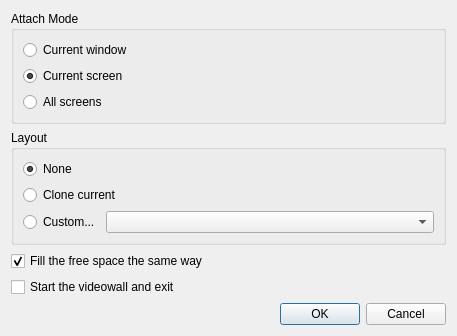
Above: client/src/ui/dialogs/attach_to_videowall_dialog.ui from networkoptix/nx_open before the change. Below: the same form after it.
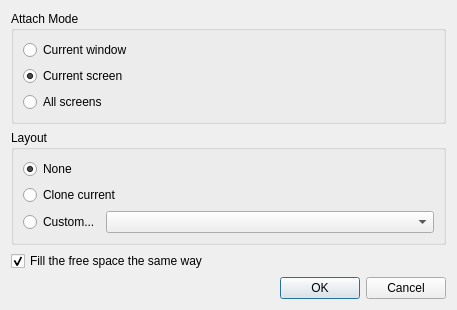
That is the form after the change.

Commit message:
Videowall text fixes, Switch to Videowall Mode
<==== Mercurial data ====>
Branch: master

The edit to the form file:
```diff
--- a/client/src/ui/dialogs/attach_to_videowall_dialog.ui
+++ b/client/src/ui/dialogs/attach_to_videowall_dialog.ui
@@ -7,7 +7,7 @@
     <x>0</x>
     <y>0</y>
     <width>457</width>
-    <height>302</height>
+    <height>279</height>
    </rect>
   </property>
   <property name="windowTitle">
@@ -117,16 +117,6 @@
      </property>
     </widget>
    </item>
-   <item>
-    <widget class="QCheckBox" name="closeClientCheckBox">
-     <property name="text">
-      <string>Start the videowall and exit</string>
-     </property>
-     <property name="checked">
-      <bool>false</bool>
-     </property>
-    </widget>
-   </item>
    <item>
     <widget class="QDialogButtonBox" name="buttonBox">
      <property name="orientation">
```
The commit also changes 6 other files.
